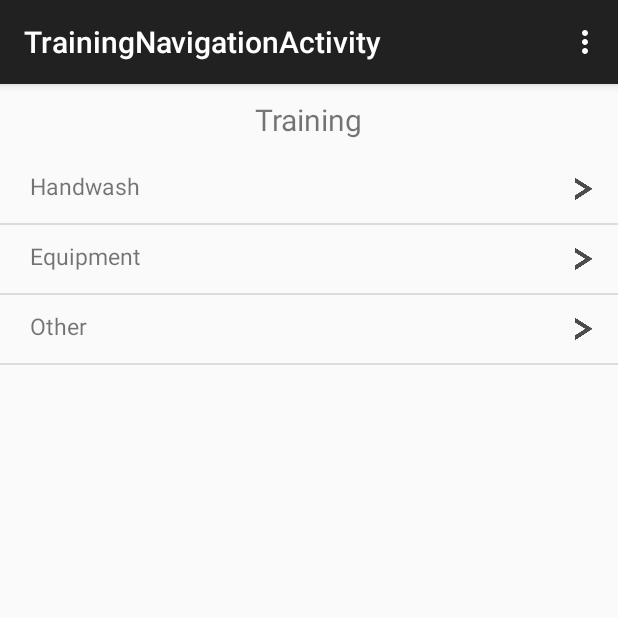
After one commit to terahunt/InfectionPreventionSource, an Android app: the TrainingNavigationActivity screen opened directly, with no data from a screen before it, on a phone screen of 412 x 824 dp, the top half of it. The commit adds this screen. Run offline under Robolectric (Android 15) with nearby library versions, the phone set to English and light mode, and no system bars.

Commit message:
Create training navigation screen.

```diff
--- a/app/src/main/AndroidManifest.xml
+++ b/app/src/main/AndroidManifest.xml
@@ -15,6 +15,12 @@
 
                 <category android:name="android.intent.category.LAUNCHER" />
             </intent-filter>
+
+        </activity>
+        <activity
+            android:name=".TrainingNavigationActivity"
+            android:label="@string/title_activity_training_navigation" >
+
         </activity>
     </application>
 
--- /dev/null
+++ b/app/src/main/java/aimscapstone/infectionpreventionsource/TrainingNavigationActivity.java
@@ -0,0 +1,49 @@
+package aimscapstone.infectionpreventionsource;
+
+import android.os.Bundle;
+import android.support.v7.app.ActionBarActivity;
+import android.view.Menu;
+import android.view.MenuItem;
+import android.widget.ArrayAdapter;
+import android.widget.ListAdapter;
+import android.widget.ListView;
+
+
+public class TrainingNavigationActivity extends ActionBarActivity {
+
+    @Override
+    protected void onCreate(Bundle savedInstanceState) {
+        super.onCreate(savedInstanceState);
+        setContentView(R.layout.activity_training_navigation);
+
+        String[] trainingTopics = {"Handwash", "Equipment", "Other"};
+
+        ListAdapter adapter = new ArrayAdapter<String>(this, R.layout.training_row_layout,
+                        R.id.trainingRowTextView, trainingTopics);
+        ListView lv = (ListView) findViewById(R.id.trainingListView);
+        lv.setAdapter(adapter);
+    }
+
+
+    @Override
+    public boolean onCreateOptionsMenu(Menu menu) {
+        // Inflate the menu; this adds items to the action bar if it is present.
+        getMenuInflater().inflate(R.menu.menu_training_navigation, menu);
+        return true;
+    }
+
+    @Override
+    public boolean onOptionsItemSelected(MenuItem item) {
+        // Handle action bar item clicks here. The action bar will
+        // automatically handle clicks on the Home/Up button, so long
+        // as you specify a parent activity in AndroidManifest.xml.
+        int id = item.getItemId();
+
+        //noinspection SimplifiableIfStatement
+        if (id == R.id.action_settings) {
+            return true;
+        }
+
+        return super.onOptionsItemSelected(item);
+    }
+}
--- /dev/null
+++ b/app/src/main/res/layout/activity_training_navigation.xml
@@ -0,0 +1,22 @@
+<LinearLayout xmlns:android="http://schemas.android.com/apk/res/android"
+                xmlns:tools="http://schemas.android.com/tools"
+                android:layout_width="match_parent"
+                android:layout_height="match_parent"
+                tools:context="aimscapstone.infectionpreventionsource.TrainingNavigationActivity"
+                android:orientation="vertical"
+                android:gravity="center">
+            <TextView
+                android:layout_width="wrap_content"
+                android:layout_height="wrap_content"
+                android:text="@string/training_navigation_text_view"
+                android:textSize="@dimen/navigation_title_size"
+                android:layout_marginTop="@dimen/navigation_title_margin"
+                android:layout_marginBottom="@dimen/navigation_title_margin"/>
+
+            <ListView
+                android:layout_width="match_parent"
+                android:layout_height="match_parent"
+                android:id="@+id/trainingListView"></ListView>
+
+
+</LinearLayout>
--- /dev/null
+++ b/app/src/main/res/layout/training_row_layout.xml
@@ -0,0 +1,28 @@
+<LinearLayout xmlns:android="http://schemas.android.com/apk/res/android"
+              xmlns:tools="http://schemas.android.com/tools"
+              android:layout_width="match_parent"
+              android:layout_height="match_parent"
+              tools:context="aimscapstone.infectionpreventionsource.TrainingNavigationActivity"
+              android:orientation="horizontal">
+    <TextView
+        android:layout_width="wrap_content"
+        android:layout_height="wrap_content"
+        android:id="@+id/trainingRowTextView"
+        android:textSize="15sp"
+        android:layout_marginLeft="20dp"
+        android:layout_alignParentLeft="true"
+        android:layout_marginTop="10dp"
+        android:layout_marginBottom="10dp"
+        android:layout_weight="0.7" />
+
+    <ImageView
+        android:layout_width="25dp"
+        android:layout_height="25dp"
+        android:layout_alignParentRight="true"
+        android:layout_marginRight="10dp"
+        android:padding="5dp"
+        android:layout_marginTop="10dp"
+        android:layout_marginBottom="10dp"
+        android:src="@mipmap/arrow"/>
+
+</LinearLayout>
--- /dev/null
+++ b/app/src/main/res/menu/menu_training_navigation.xml
@@ -0,0 +1,9 @@
+<menu xmlns:android="http://schemas.android.com/apk/res/android"
+      xmlns:app="http://schemas.android.com/apk/res-auto"
+      xmlns:tools="http://schemas.android.com/tools"
+      tools:context="aimscapstone.infectionpreventionsource.TrainingNavigationActivity">
+    <item android:id="@+id/action_settings"
+          android:title="@string/action_settings"
+          android:orderInCategory="100"
+          app:showAsAction="never"/>
+</menu>
--- a/app/src/main/res/values/dimens.xml
+++ b/app/src/main/res/values/dimens.xml
@@ -2,4 +2,6 @@
     <!-- Default screen margins, per the Android Design guidelines. -->
     <dimen name="activity_horizontal_margin">16dp</dimen>
     <dimen name="activity_vertical_margin">16dp</dimen>
+    <dimen name="navigation_title_size">20sp</dimen>
+    <dimen name="navigation_title_margin">10dp</dimen>
 </resources>
--- a/app/src/main/res/values/strings.xml
+++ b/app/src/main/res/values/strings.xml
@@ -10,5 +10,8 @@
     <string name="resources_navigation_image_button_text">Resources</string>
     <string name="title_activity_movie_player">MoviePlayerActivity</string>
 
+    <string name="training_navigation_text_view">Training</string>
+    <string name="title_activity_training_navigation">TrainingNavigationActivity</string>
+
     <string name="hello_world">Hello world!</string>
 </resources>
```
Also changed, not shown: app/src/main/res/mipmap-hdpi/arrow.png (added).
